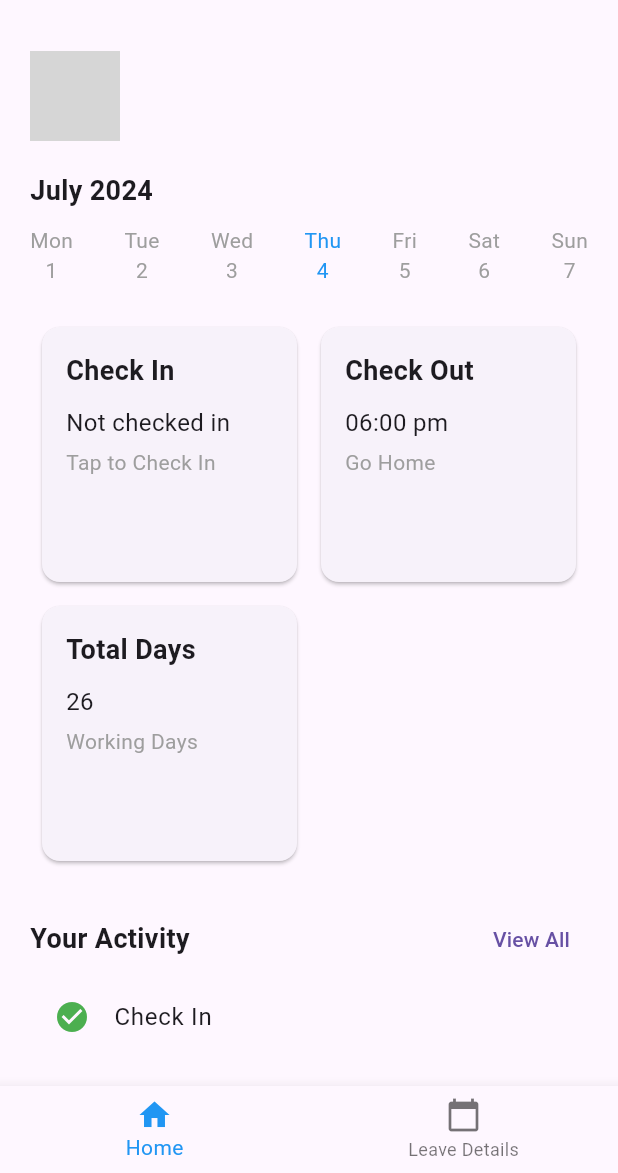
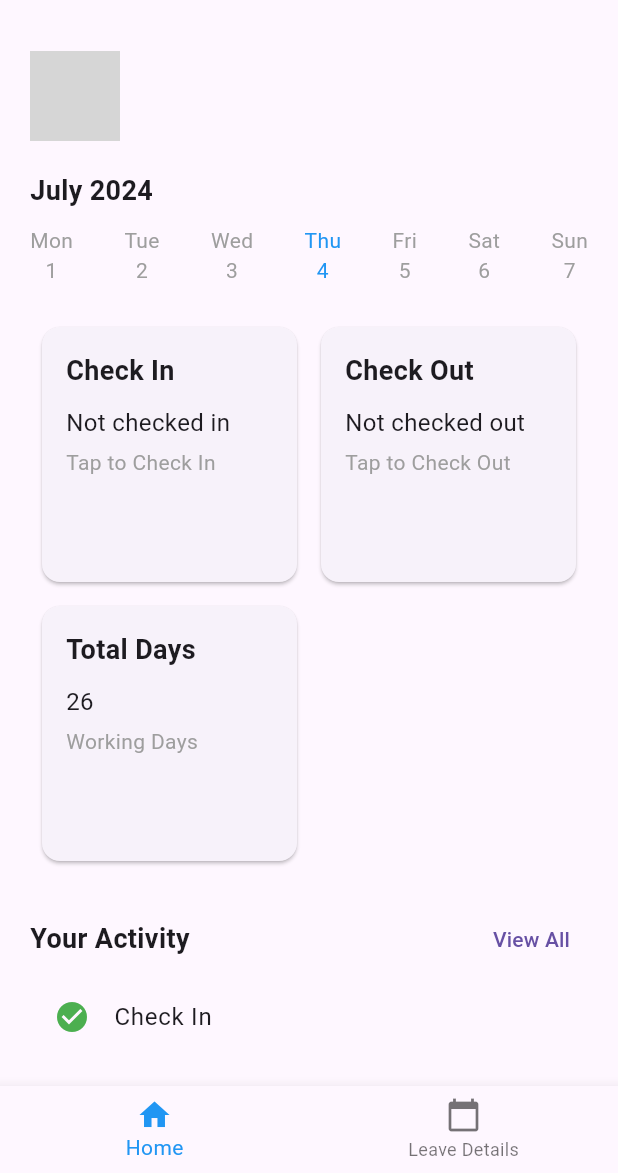
Before and after one commit to joshua-ex/attendease, a Flutter app: the screen it shows once a user with an empty profile is signed in, on a phone screen of 412 x 824 dp, the part 63-1236 px from its top. Run offline on Flutter 3.47's test engine with Material 3 defaults, Android fonts, the phone set to English and light mode, and no system bars; our stand-ins replace cloud_firestore, firebase_auth, firebase_core, firebase_messaging, google_sign_in; accounts and stored records are empty; network calls fail; grey boxes are pictures that could not be loaded.

Commit message:
check_out_data_stored

```diff
--- a/lib/pages/home_page.dart
+++ b/lib/pages/home_page.dart
@@ -1,12 +1,13 @@
-import 'package:attendease/pages/auth_page.dart';
-import 'package:attendease/pages/leave_details_page.dart'; // Ensure this import is correct
 import 'package:flutter/material.dart';
 import 'package:firebase_core/firebase_core.dart';
 import 'package:firebase_messaging/firebase_messaging.dart';
-import 'package:attendease/firebase_options.dart'; // Ensure this import is correct
-import 'package:cloud_firestore/cloud_firestore.dart'; // Add this import
+import 'package:cloud_firestore/cloud_firestore.dart';
 import 'package:firebase_auth/firebase_auth.dart';
 import 'package:intl/intl.dart';
+
+import 'package:attendease/pages/auth_page.dart';
+import 'package:attendease/pages/leave_details_page.dart';
+import 'package:attendease/firebase_options.dart';
 
 class HomePage extends StatefulWidget {
   const HomePage({super.key});
@@ -22,6 +23,7 @@ class _HomePageState extends State<HomePage> {
 
   DateTime currentDate = DateTime.now();
   DateTime? checkInTime;
+  DateTime? checkOutTime;
 
   @override
   void initState() {
@@ -48,6 +50,21 @@ class _HomePageState extends State<HomePage> {
       await FirebaseFirestore.instance.collection('checkins').add({
         'userId': user.uid,
         'checkInTime': checkInTime,
+        'timestamp': FieldValue.serverTimestamp(),
+      });
+    }
+  }
+
+  Future<void> _checkOut() async {
+    if (checkOutTime == null || checkOutTime!.day != DateTime.now().day) {
+      setState(() {
+        checkOutTime = DateTime.now();
+      });
+
+      // Save check-out time to Firestore
+      await FirebaseFirestore.instance.collection('checkouts').add({
+        'userId': user.uid,
+        'checkOutTime': checkOutTime,
         'timestamp': FieldValue.serverTimestamp(),
       });
     }
@@ -177,7 +194,16 @@ class _HomePageState extends State<HomePage> {
                     'Tap to Check In',
                   ),
                 ),
-                _buildAttendanceTile('Check Out', '06:00 pm', 'Go Home'),
+                GestureDetector(
+                  onTap: _checkOut,
+                  child: _buildAttendanceTile(
+                    'Check Out',
+                    checkOutTime != null
+                        ? DateFormat('hh:mm a').format(checkOutTime!)
+                        : 'Not checked out',
+                    'Tap to Check Out',
+                  ),
+                ),
                 _buildAttendanceTile('Total Days', '26', 'Working Days'),
               ],
             ),
@@ -206,6 +232,17 @@ class _HomePageState extends State<HomePage> {
               trailing: checkInTime != null
                   ? Text(DateFormat('hh:mm a').format(checkInTime!),
                       style: const TextStyle(color: Colors.green))
+                  : null,
+            ),
+            ListTile(
+              leading: const Icon(Icons.check_circle, color: Colors.red),
+              title: const Text('Check Out'),
+              subtitle: checkOutTime != null
+                  ? Text(DateFormat('MMMM d, yyyy').format(checkOutTime!))
+                  : null,
+              trailing: checkOutTime != null
+                  ? Text(DateFormat('hh:mm a').format(checkOutTime!),
+                      style: const TextStyle(color: Colors.red))
                   : null,
             ),
           ],
```
